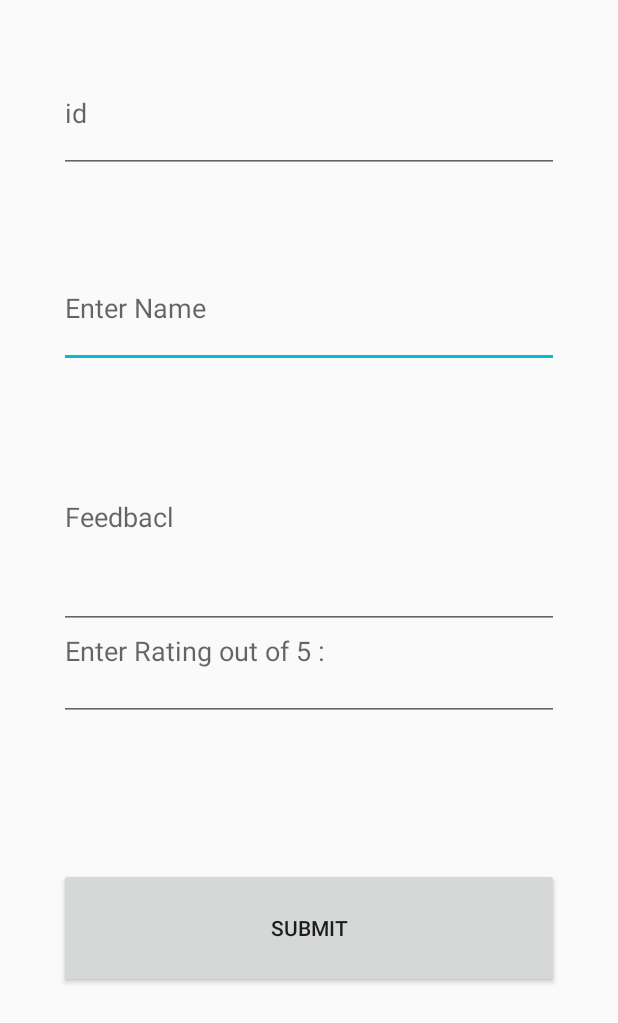
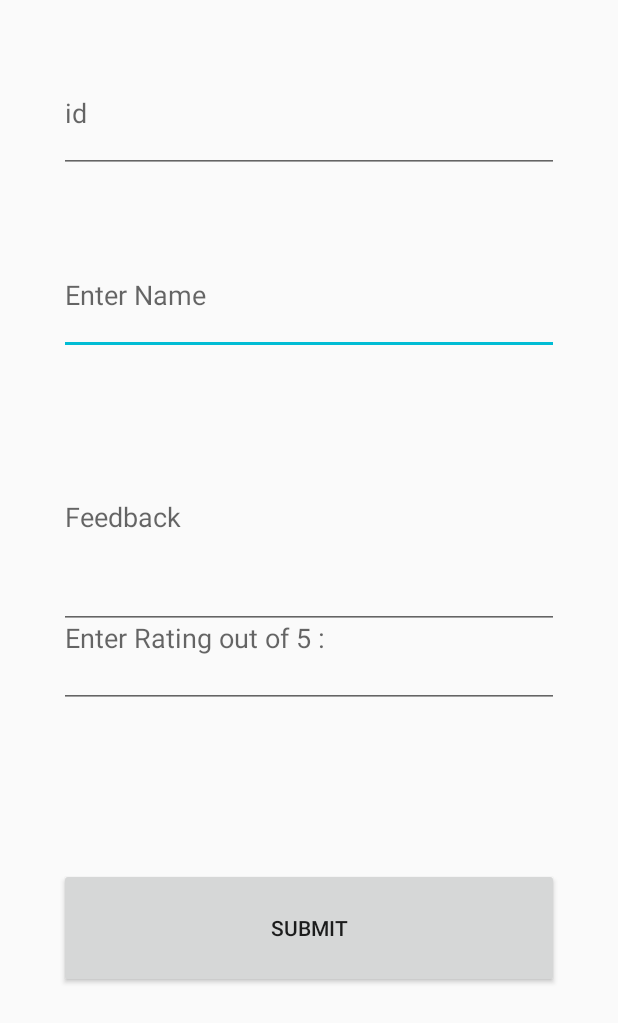
Before and after one commit to 2tanayk/Kodewiz_TSECHackathon_11, an Android app: the CustomerActivity screen opened directly, with no data from a screen before it, in the side drawer, after a tap on "Feedback", on a phone screen of 412 x 824 dp. Shown: the top 1023 px of the screen. Run offline under Robolectric (Android 15) with nearby library versions, the light colour scheme and no system bars.

Commit message:
local com

```diff
--- a/app/src/main/java/com/edu4sure/myerp/CustomerAdapter.java
+++ b/app/src/main/java/com/edu4sure/myerp/CustomerAdapter.java
@@ -16,6 +16,14 @@
 public class CustomerAdapter extends RecyclerView.Adapter<CustomerAdapter.MyViewHolder> {
     List<CreateCustomer> clist;
     Context mContext;
+    private OnItemClickListener mListener;
+    public interface OnItemClickListener {
+        void onItemClick(int position);
+    }
+    public void setOnItemClickListener(OnItemClickListener listener) {
+        mListener = listener;
+    }
+
 
     public CustomerAdapter(Context mContext,List<CreateCustomer> clist) {
         this.mContext = mContext;
@@ -27,7 +35,7 @@
     public MyViewHolder onCreateViewHolder(@NonNull ViewGroup parent, int viewType) {
         View v;
         v= LayoutInflater.from(mContext).inflate(R.layout.create_customer,parent,false);
-        MyViewHolder myViewHolder=new MyViewHolder(v);
+        MyViewHolder myViewHolder=new MyViewHolder(v,mListener);
         return myViewHolder;
 
     }
@@ -48,10 +56,26 @@
     {
         private ImageView img;
         private TextView txt;
-        public MyViewHolder(@NonNull View itemView) {
+        public MyViewHolder(@NonNull View itemView,final OnItemClickListener listener) {
             super(itemView);
             img=itemView.findViewById(R.id.customerImg);
             txt=itemView.findViewById(R.id.customerTextView);
+
+            itemView.setOnClickListener(new View.OnClickListener() {
+                @Override
+                public void onClick(View v) {
+                    if(listener!=null)
+                    {
+                        int position=getAdapterPosition();
+                        if(position!=RecyclerView.NO_POSITION)
+                        {
+                            listener.onItemClick(position);
+                        }
+                    }
+
+                }
+            });
+
         }
     }
 }//class ends
--- a/app/src/main/res/layout/fragment_feedback.xml
+++ b/app/src/main/res/layout/fragment_feedback.xml
@@ -1,6 +1,7 @@
 <?xml version="1.0" encoding="utf-8"?>
 <RelativeLayout
     xmlns:android="http://schemas.android.com/apk/res/android"
+    xmlns:tools="http://schemas.android.com/tools"
     android:orientation="vertical"
     android:layout_width="match_parent"
     android:layout_height="match_parent">
@@ -9,11 +10,11 @@
         android:id="@+id/name"
         android:layout_width="match_parent"
         android:layout_height="80dp"
+        android:layout_above="@+id/phone_Number"
         android:layout_alignParentTop="true"
-        android:layout_above="@+id/phone_Number"
-        android:layout_marginTop="150dp"
+        android:layout_marginLeft="24dp"
+        android:layout_marginTop="141dp"
         android:layout_marginRight="24dp"
-        android:layout_marginLeft="24dp"
         android:hint="Enter Name" />
 
     <EditText
@@ -36,7 +37,7 @@
         android:layout_marginTop="155dp"
         android:layout_marginRight="24dp"
         android:layout_marginBottom="139dp"
-        android:hint="Feedbacl" />
+        android:hint="Feedback" />
 
     <EditText
 
@@ -51,16 +52,18 @@
         android:layout_marginRight="24dp"
         android:layout_marginBottom="-235dp"
         android:hint="Enter Rating out of 5 :"
-        android:inputType="number" />
+        android:inputType="number"
+        tools:visibility="visible" />
 
     <Button
         android:id="@+id/button56"
         android:layout_width="match_parent"
         android:layout_height="80dp"
+        android:layout_alignParentBottom="true"
+        android:layout_marginLeft="24dp"
+        android:layout_marginTop="20dp"
+        android:layout_marginRight="24dp"
+        android:layout_marginBottom="150dp"
         android:text="Submit"
-        android:layout_alignParentBottom="true"
-        android:layout_marginRight="24dp"
-        android:layout_marginLeft="24dp"
-        android:layout_marginBottom="150dp"
-        android:layout_marginTop="20dp"/>
+        tools:visibility="visible" />
 </RelativeLayout>
```
